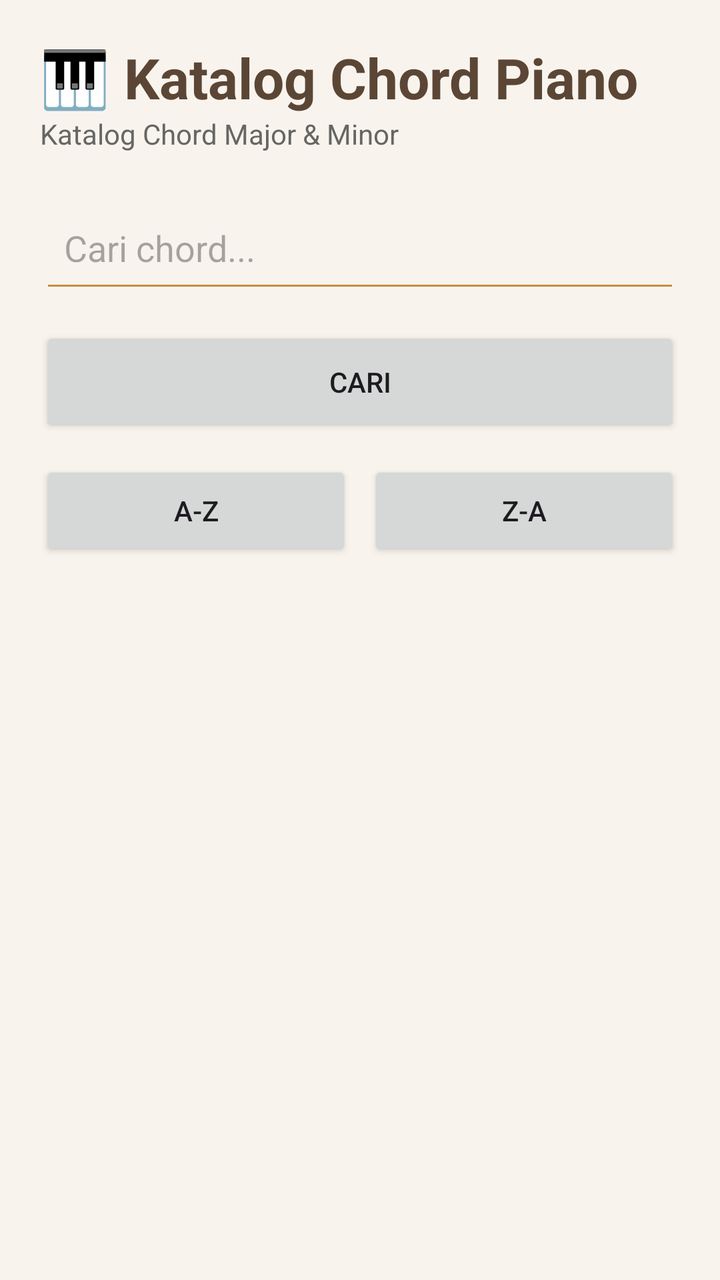
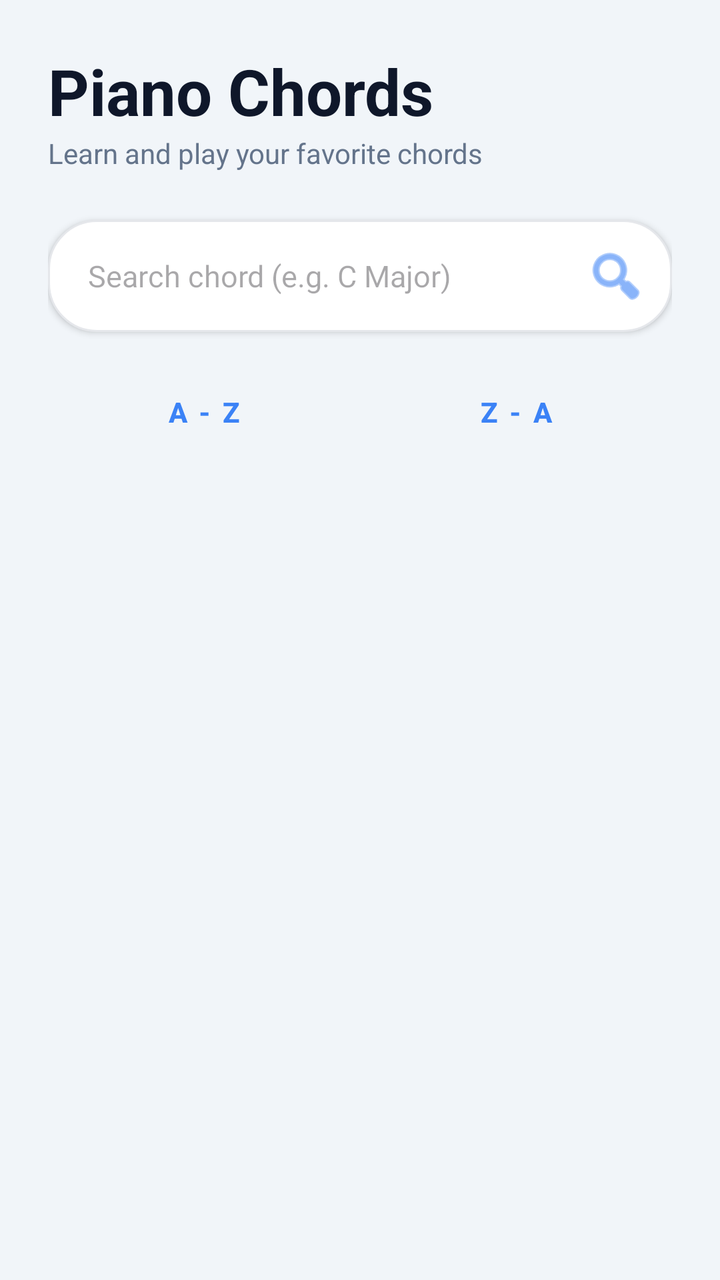

Screens rendered from an Android XML layout before and after an edit, with the pre-edit source and the edit as a unified diff.
<!-- AndroidManifest.xml: application theme Theme.KatalogChordPiano -->
<!-- res/layout/activity_main.xml -->
<?xml version="1.0" encoding="utf-8"?>
<LinearLayout
    xmlns:android="http://schemas.android.com/apk/res/android"
    android:layout_width="match_parent"
    android:layout_height="match_parent"
    android:orientation="vertical"
    android:padding="20dp"
    android:background="@color/bg">

    

    <TextView
        android:layout_width="wrap_content"
        android:layout_height="wrap_content"
        android:text="🎹 Katalog Chord Piano"
        android:textSize="28sp"
        android:textStyle="bold"
        android:textColor="@color/primary"/>

    <TextView
        android:layout_width="wrap_content"
        android:layout_height="wrap_content"
        android:text="Katalog Chord Major &amp; Minor"
        android:textSize="14sp"
        android:textColor="#666666"
        android:layout_marginBottom="20dp"/>

    

    <EditText
        android:id="@+id/etSearch"
        android:layout_width="match_parent"
        android:layout_height="55dp"
        android:hint="Cari chord..."
        android:padding="12dp"
        android:backgroundTint="@color/accent"/>

    <Button
        android:id="@+id/btnCari"
        android:layout_width="match_parent"
        android:layout_height="55dp"
        android:text="Cari"
        android:layout_marginTop="12dp"/>

    

    <LinearLayout
        android:layout_width="match_parent"
        android:layout_height="wrap_content"
        android:orientation="horizontal"
        android:layout_marginTop="12dp">

        <Button
            android:id="@+id/btnAZ"
            android:layout_width="0dp"
            android:layout_height="50dp"
            android:layout_weight="1"
            android:text="A-Z"/>

        <Button
            android:id="@+id/btnZA"
            android:layout_width="0dp"
            android:layout_height="50dp"
            android:layout_weight="1"
            android:layout_marginStart="8dp"
            android:text="Z-A"/>

    </LinearLayout>

    

    <ListView
        android:id="@+id/listChord"
        android:layout_width="match_parent"
        android:layout_height="0dp"
        android:layout_weight="1"
        android:layout_marginTop="20dp"
        android:dividerHeight="8dp"/>

</LinearLayout>
<!-- resources referenced by this layout -->
<resources>
  <color name="accent">#C88D3A</color>
  <color name="bg">#F8F4ED</color>
  <color name="primary">#5B4636</color>
  <style name="Theme.KatalogChordPiano" parent="Base.Theme.KatalogChordPiano" />
  <style name="Base.Theme.KatalogChordPiano" parent="Theme.Material3.DayNight.NoActionBar">
          
          
      </style>
</resources>

<!-- the commit's change to res/layout/activity_main.xml (unified diff, before → after) -->
@@ -1,80 +1,108 @@
 <?xml version="1.0" encoding="utf-8"?>
-<LinearLayout
+<androidx.constraintlayout.widget.ConstraintLayout
     xmlns:android="http://schemas.android.com/apk/res/android"
+    xmlns:app="http://schemas.android.com/apk/res-auto"
+    xmlns:tools="http://schemas.android.com/tools"
     android:layout_width="match_parent"
     android:layout_height="match_parent"
-    android:orientation="vertical"
-    android:padding="20dp"
-    android:background="@color/bg">
-
-    
+    android:background="@color/bg"
+    android:padding="24dp">
 
     <TextView
+        android:id="@+id/tvHeader"
         android:layout_width="wrap_content"
         android:layout_height="wrap_content"
-        android:text="🎹 Katalog Chord Piano"
-        android:textSize="28sp"
+        android:text="Piano Chords"
+        android:textColor="@color/primary"
+        android:textSize="32sp"
         android:textStyle="bold"
-        android:textColor="@color/primary"/>
+        app:layout_constraintStart_toStartOf="parent"
+        app:layout_constraintTop_toTopOf="parent" />
 
     <TextView
+        android:id="@+id/tvSubHeader"
         android:layout_width="wrap_content"
         android:layout_height="wrap_content"
-        android:text="Katalog Chord Major &amp; Minor"
+        android:text="Learn and play your favorite chords"
+        android:textColor="@color/text_secondary"
         android:textSize="14sp"
-        android:textColor="#666666"
-        android:layout_marginBottom="20dp"/>
-
-    
-
-    <EditText
-        android:id="@+id/etSearch"
-        android:layout_width="match_parent"
-        android:layout_height="55dp"
-        android:hint="Cari chord..."
-        android:padding="12dp"
-        android:backgroundTint="@color/accent"/>
-
-    <Button
-        android:id="@+id/btnCari"
-        android:layout_width="match_parent"
-        android:layout_height="55dp"
-        android:text="Cari"
-        android:layout_marginTop="12dp"/>
-
-    
+        app:layout_constraintStart_toStartOf="parent"
+        app:layout_constraintTop_toBottomOf="@id/tvHeader" />
 
     <LinearLayout
+        android:id="@+id/searchContainer"
+        android:layout_width="0dp"
+        android:layout_height="wrap_content"
+        android:layout_marginTop="24dp"
+        android:background="@drawable/card_bg"
+        android:elevation="2dp"
+        android:orientation="horizontal"
+        android:padding="4dp"
+        app:layout_constraintEnd_toEndOf="parent"
+        app:layout_constraintStart_toStartOf="parent"
+        app:layout_constraintTop_toBottomOf="@id/tvSubHeader">
+
+        <EditText
+            android:id="@+id/etSearch"
+            android:layout_width="0dp"
+            android:layout_height="48dp"
+            android:layout_weight="1"
+            android:background="@android:color/transparent"
+            android:hint="Search chord (e.g. C Major)"
+            android:paddingHorizontal="16dp"
+            android:textSize="15sp"
+            android:textColor="@color/text_main"/>
+
+        <ImageButton
+            android:id="@+id/btnCari"
+            android:layout_width="48dp"
+            android:layout_height="48dp"
+            android:background="@android:color/transparent"
+            android:src="@android:drawable/ic_menu_search"
+            app:tint="@color/accent" />
+    </LinearLayout>
+
+    <LinearLayout
+        android:id="@+id/sortContainer"
         android:layout_width="match_parent"
         android:layout_height="wrap_content"
+        android:layout_marginTop="16dp"
         android:orientation="horizontal"
-        android:layout_marginTop="12dp">
+        app:layout_constraintTop_toBottomOf="@id/searchContainer">
 
         <Button
             android:id="@+id/btnAZ"
+            style="@style/Widget.MaterialComponents.Button.TextButton"
             android:layout_width="0dp"
-            android:layout_height="50dp"
+            android:layout_height="wrap_content"
             android:layout_weight="1"
-            android:text="A-Z"/>
+            android:text="A - Z"
+            android:textColor="@color/accent"
+            android:textStyle="bold" />
 
         <Button
             android:id="@+id/btnZA"
+            style="@style/Widget.MaterialComponents.Button.TextButton"
             android:layout_width="0dp"
-            android:layout_height="50dp"
+            android:layout_height="wrap_content"
             android:layout_weight="1"
-            android:layout_marginStart="8dp"
-            android:text="Z-A"/>
-
+            android:text="Z - A"
+            android:textColor="@color/accent"
+            android:textStyle="bold" />
     </LinearLayout>
-
-    
 
     <ListView
         android:id="@+id/listChord"
-        android:layout_width="match_parent"
+        android:layout_width="0dp"
         android:layout_height="0dp"
-        android:layout_weight="1"
-        android:layout_marginTop="20dp"
-        android:dividerHeight="8dp"/>
+        android:layout_marginTop="8dp"
+        android:divider="@android:color/transparent"
+        android:dividerHeight="12dp"
+        android:scrollbars="none"
+        app:layout_constraintBottom_toBottomOf="parent"
+        app:layout_constraintEnd_toEndOf="parent"
+        app:layout_constraintStart_toStartOf="parent"
+        app:layout_constraintTop_toBottomOf="@id/sortContainer"
+        tools:listitem="@android:layout/simple_list_item_1" />
 
-</LinearLayout>
+</androidx.constraintlayout.widget.ConstraintLayout>
<!-- resource entries referenced after the edit -->
@@ -1,9 +1,33 @@
 <!-- resources referenced by this layout -->
 <resources>
-  <color name="accent">#C88D3A</color>
-  <color name="bg">#F8F4ED</color>
-  <color name="primary">#5B4636</color>
+  <color name="accent">#3B82F6</color>
+  <color name="bg">#F1F5F9</color>
+  <color name="primary">#0F172A</color>
+  <color name="text_main">#1E293B</color>
+  <color name="text_secondary">#64748B</color>
+  <!-- drawable card_bg (drawable) -->
+  <?xml version="1.0" encoding="utf-8"?>
+  <shape xmlns:android="http://schemas.android.com/apk/res/android">
+  
+      <solid
+          android:color="@color/card"/>
+  
+      <corners
+          android:radius="24dp"/>
+  
+      <stroke
+          android:width="1dp"
+          android:color="#E5E7EB"/>
+  
+      <padding
+          android:left="8dp"
+          android:right="8dp"
+          android:top="8dp"
+          android:bottom="8dp"/>
+  
+  </shape>
   <style name="Theme.KatalogChordPiano" parent="Base.Theme.KatalogChordPiano" />
+  <color name="card">#FFFFFF</color>
   <style name="Base.Theme.KatalogChordPiano" parent="Theme.Material3.DayNight.NoActionBar">
           
           
